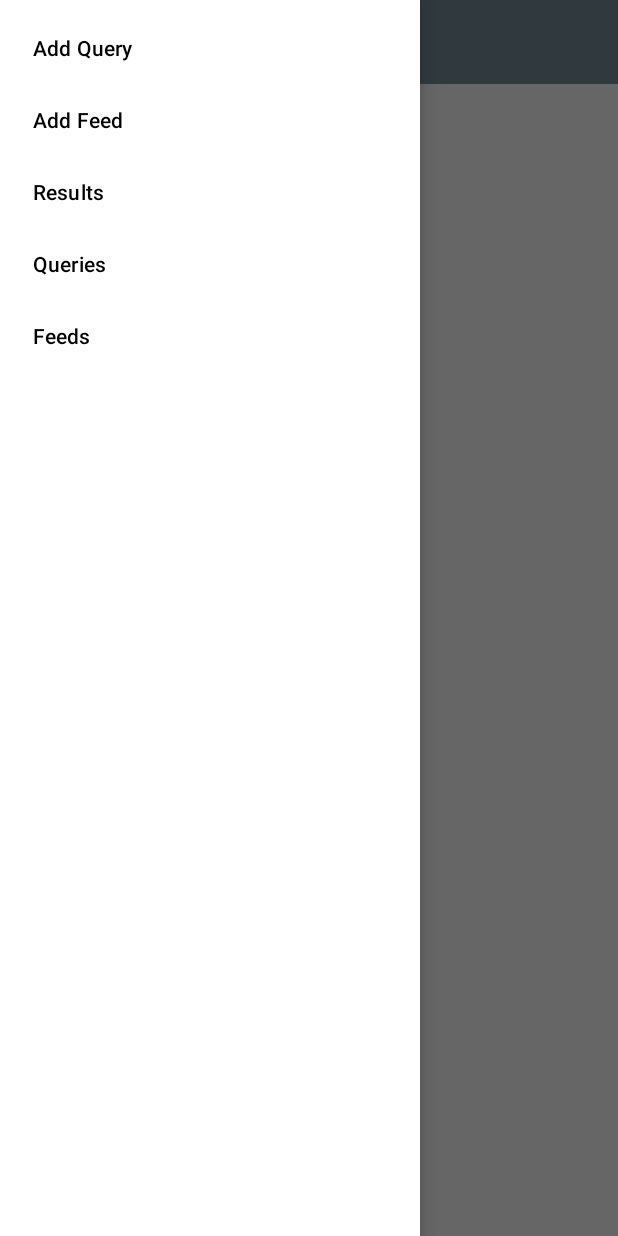
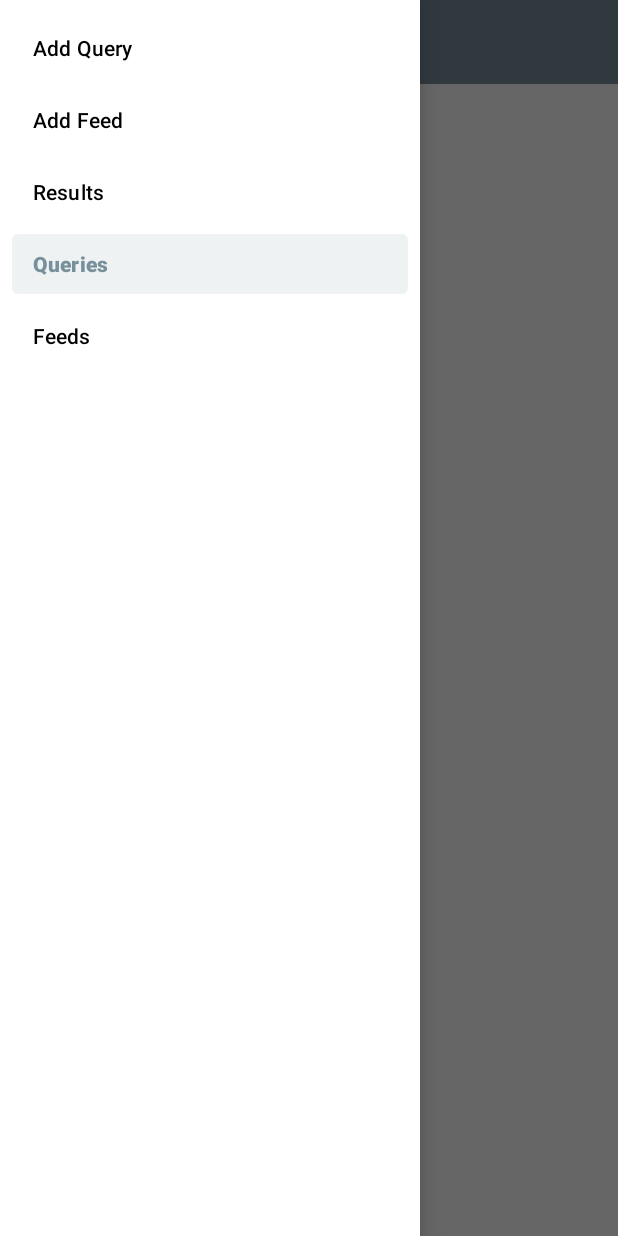
Before and after one commit to zouroboros/feed-watcher, an Android app: the screen it shows after launch (OverviewActivity), with the side drawer open, on a phone screen of 412 x 824 dp. Run offline under Robolectric (Android 15) with nearby library versions, the phone set to English and light mode, and no system bars.

```diff
--- a/app/src/main/java/me/murks/feedwatcher/activities/OverviewActivity.kt
+++ b/app/src/main/java/me/murks/feedwatcher/activities/OverviewActivity.kt
@@ -17,6 +17,7 @@ class OverviewActivity : FeedWatcherBaseActivity(), QueriesFragment.OnListFragme
 
     private lateinit var mDrawerLayout: DrawerLayout
     private var currentFragment = R.id.nav_queries
+    private lateinit var navigationView: NavigationView
 
     override fun onCreate(savedInstanceState: Bundle?) {
         super.onCreate(savedInstanceState)
@@ -31,7 +32,7 @@ class OverviewActivity : FeedWatcherBaseActivity(), QueriesFragment.OnListFragme
             setHomeAsUpIndicator(R.drawable.ic_menu)
         }
 
-        val navigationView: NavigationView = findViewById(R.id.nav_view)
+        navigationView = findViewById(R.id.nav_view)
         navigationView.setNavigationItemSelectedListener { menuItem ->
             mDrawerLayout.closeDrawers()
 
@@ -78,12 +79,14 @@ class OverviewActivity : FeedWatcherBaseActivity(), QueriesFragment.OnListFragme
 
     private fun openFragment(navId: Int) {
         currentFragment = navId
+        navigationView.setCheckedItem(navId)
         when(navId) {
             R.id.nav_feeds -> {
                 val transaction = supportFragmentManager.beginTransaction()
                 transaction.replace(R.id.overview_fragment_container, FeedsFragment())
                         .addToBackStack(null)
                 transaction.commit()
+
             }
             R.id.nav_queries -> {
                 val transaction = supportFragmentManager.beginTransaction()
```
